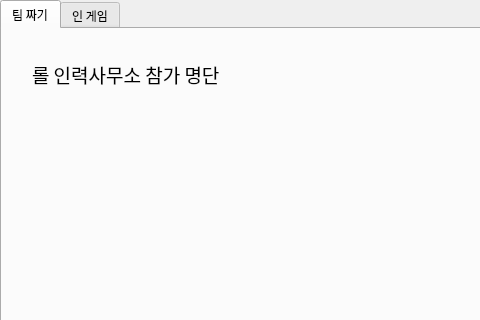
kbeekim/lol_teamfight, file img/ui/main_window.ui: the form before one commit; both pictures show x 0 to 480 and y 0 to 320 of the 1172 by 792 pixel window.
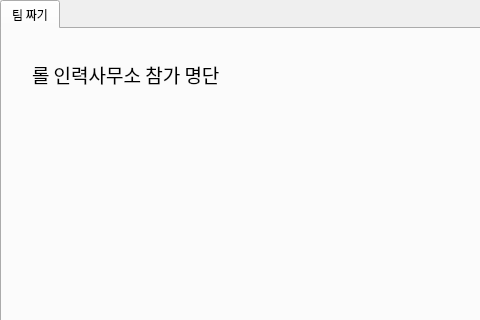
The form after the commit.

Patch:
```diff
--- a/img/ui/main_window.ui
+++ b/img/ui/main_window.ui
@@ -358,11 +358,6 @@
       </layout>
      </widget>
     </widget>
-    <widget class="QWidget" name="tab_2">
-     <attribute name="title">
-      <string>인 게임</string>
-     </attribute>
-    </widget>
    </widget>
   </widget>
   <widget class="QMenuBar" name="menubar">
```
